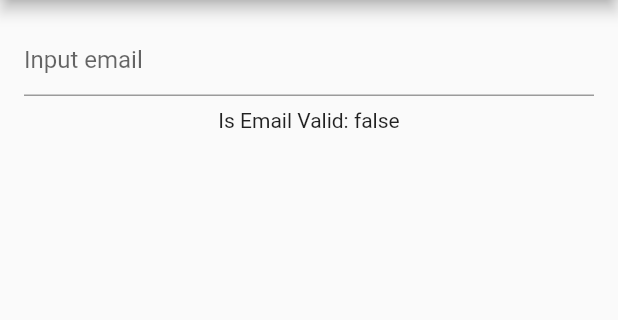
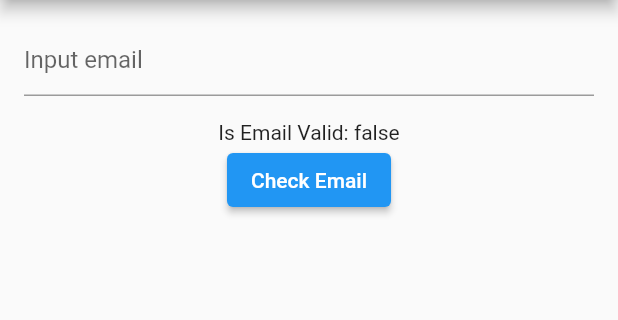
Before and after one commit to febryardiansyah/string_validator_extension, a Flutter app: the screen it shows after launch, on a phone screen of 412 x 824 dp, the part 84-404 px from its top. Run offline on Flutter 3.47's test engine with Material 2 defaults, Android fonts, the phone set to English and light mode, and no system bars.

```diff
--- a/example/lib/main.dart
+++ b/example/lib/main.dart
@@ -31,6 +31,7 @@ class MyHomePage extends StatefulWidget {
 class _MyHomePageState extends State<MyHomePage> {
   final emailEdc = TextEditingController();
   bool isEmailValid = false;
+  final formKey = GlobalKey<FormState>();
 
   @override
   Widget build(BuildContext context) {
@@ -40,20 +41,37 @@ class _MyHomePageState extends State<MyHomePage> {
       ),
       body: Padding(
         padding: const EdgeInsets.all(16),
+        child: Form(
+          key: formKey,
           child: Column(
             children: [
-            TextField(
+              TextFormField(
                 controller: emailEdc,
                 decoration: const InputDecoration(hintText: 'Input email'),
-              onChanged: (value){
+                onChanged: (value) {
                   setState(() {
                     isEmailValid = value.isEmail();
                   });
                 },
+                validator: (val) {
+                  if (val == null) {
+                    return null;
+                  }
+                  return !val.isEmail() ? 'Email is not valid' : null;
+                },
               ),
-            const SizedBox(height: 8),
+              const SizedBox(height: 16),
               Text('Is Email Valid: $isEmailValid'),
+              ElevatedButton(
+                child: const Text('Check Email'),
+                onPressed: () {
+                  if (formKey.currentState!.validate()) {
+
+                  }
+                },
+              )
             ],
+          ),
         ),
       ),
     );
```
Also changed, not shown: assets/demo.gif (added), 1 other file. Lines whose indentation alone changed are shown as unchanged.
